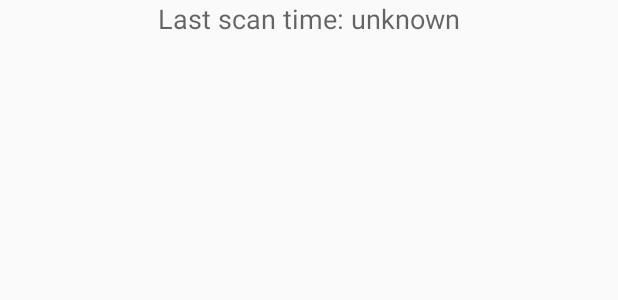
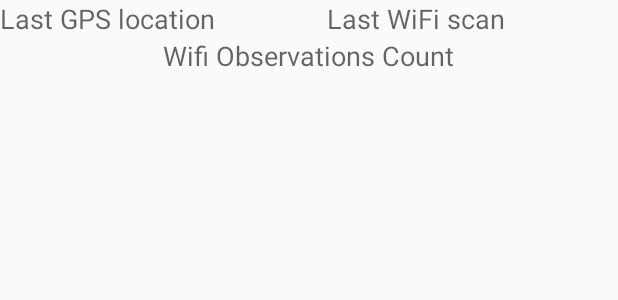
Before and after one commit to ipepe/android-geowifi, an Android app: the layout main_activity.xml on its own in the app's theme, with its tools: preview values and no code run, on a phone screen of 412 x 824 dp. Shown: the top 300 px of the screen. Run offline under Robolectric (Android 15) with nearby library versions, the phone set to English and light mode, and no system bars.

Commit message:
Updated to gps searching and sending data to server

```diff
--- a/app/build.gradle
+++ b/app/build.gradle
@@ -22,11 +22,17 @@ android {
 repositories {
     mavenCentral()
     maven { url "https://oss.sonatype.org/content/repositories/snapshots/" }
+    maven { url "https://jitpack.io" }
 }
 
 dependencies {
     compile fileTree(dir: 'libs', include: ['*.jar'])
     testCompile 'junit:junit:4.12'
     compile 'com.android.support:appcompat-v7:23.4.0'
+    // baza danych + orm
     compile 'com.michaelpardo:activeandroid:3.1.0-SNAPSHOT'
+    // gps
+    compile 'io.nlopez.smartlocation:library:3.2.5'
+    // http rest client
+    compile 'com.github.kevinsawicki:http-request:http-request-6.0'
 }
--- a/app/src/main/res/layout/main_activity.xml
+++ b/app/src/main/res/layout/main_activity.xml
@@ -14,16 +14,40 @@
     - Lista sieci Wifi
     -->
 
+    <LinearLayout
+        android:orientation="horizontal"
+        android:layout_width="match_parent"
+        android:layout_height="wrap_content"
+        android:layout_gravity="right">
+
+        <TextView
+            android:layout_width="wrap_content"
+            android:layout_height="wrap_content"
+            android:layout_weight="0.5"
+            android:textAppearance="?android:attr/textAppearanceMedium"
+            android:text="@string/gps_scan_text"
+            android:id="@+id/lastGpsPositionTextView"
+            android:layout_gravity="center_horizontal" />
+
+        <TextView
+            android:layout_width="wrap_content"
+            android:layout_height="wrap_content"
+            android:layout_weight="0.5"
+            android:textAppearance="?android:attr/textAppearanceMedium"
+            android:text="@string/wifi_scan_text"
+            android:id="@+id/lastScanTimeTextView"
+            android:layout_gravity="center_horizontal" />
+    </LinearLayout>
 
     <TextView
         android:layout_width="wrap_content"
         android:layout_height="wrap_content"
         android:textAppearance="?android:attr/textAppearanceMedium"
-        android:text="Last scan time: unknown"
-        android:id="@+id/textView"
+        android:text="@string/wifi_observations_count_text"
+        android:id="@+id/wifiObservationsCountTextView"
         android:layout_gravity="center_horizontal" />
 
-    <ListView android:id="@+id/listView"
+    <ListView android:id="@+id/currentWifisListView"
         android:layout_width="match_parent"
         android:layout_height="match_parent"
         android:layout_marginTop="10dp" />
--- /dev/null
+++ b/app/src/main/res/menu/main.xml
@@ -0,0 +1,4 @@
+<?xml version="1.0" encoding="utf-8"?>
+<menu xmlns:android="http://schemas.android.com/apk/res/android">
+    <item android:id="@+id/export" android:title="@string/export_wifis_to_server_text" />
+</menu>
--- a/app/src/main/res/values/strings.xml
+++ b/app/src/main/res/values/strings.xml
@@ -1,3 +1,7 @@
 <resources>
-    <string name="app_name">GeoWifi</string>
+    <string name="app_name">Geo WiFi</string>
+    <string name="wifi_scan_text">Last WiFi scan</string>
+    <string name="gps_scan_text">Last GPS location</string>
+    <string name="wifi_observations_count_text">Wifi Observations Count</string>
+    <string name="export_wifis_to_server_text">Export data to: geowifi.ipepe.pl</string>
 </resources>
```
Also changed, not shown: app/src/main/AndroidManifest.xml (+13 -2 lines), app/src/main/java/pl/ipepe/android/geowifi/HttpPostTask.java (added, +80 -0 lines), app/src/main/java/pl/ipepe/android/geowifi/MainActivity.java (+103 -14 lines), app/src/main/java/pl/ipepe/android/geowifi/WifiObservation.java (+64 -9 lines), 2 other files.
